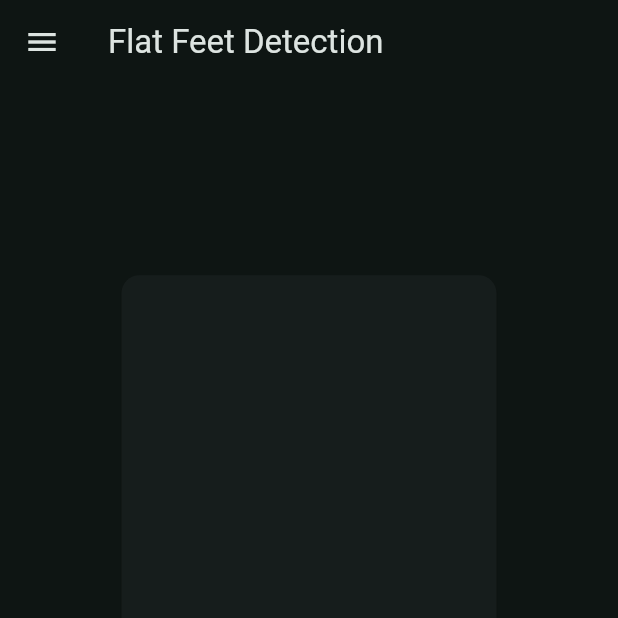
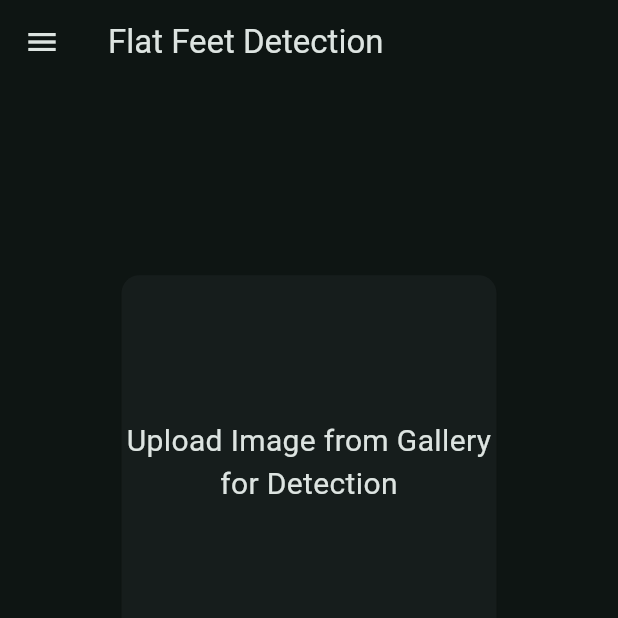
Before and after one commit to hkumar23/OrthoScan, a Flutter app: the screen it shows once a user with an empty profile is signed in, after a tap on "Flat Feet Detection", on a phone screen of 412 x 824 dp, the top half of it. Run offline on Flutter 3.47's test engine with Material 3 defaults, Android fonts, the phone set to English and light mode, and no system bars; our stand-ins replace carousel_slider, cloud_firestore, firebase_auth, firebase_core, firebase_storage, google_fonts and 1 more; missing offline and left inert: tflite_flutter; accounts and stored records are empty; network calls fail.

Commit message:
Update dependencies and add image picker functionality

```diff
--- a/lib/screens/problem_detection_screen.dart
+++ b/lib/screens/problem_detection_screen.dart
@@ -1,41 +1,93 @@
+import 'dart:io';
+
 import 'package:flutter/material.dart';
+import 'package:image_picker/image_picker.dart';
+import 'package:orthoscan2/utils/appmethods.dart';
 import 'package:orthoscan2/widgets/side_drawer.dart';
+import 'package:tflite_flutter/tflite_flutter.dart';
 
-class ProblemDetectionScreen extends StatelessWidget {
+class ProblemDetectionScreen extends StatefulWidget {
   static const routeName = "/problem-detection";
+
+  const ProblemDetectionScreen({super.key});
+
+  @override
+  State<ProblemDetectionScreen> createState() => _ProblemDetectionScreenState();
+}
+
+class _ProblemDetectionScreenState extends State<ProblemDetectionScreen> {
+  Interpreter? interpreter;
+  @override
+  void dispose() {
+    interpreter!.close();
+    super.dispose();
+  }
+  TensorImage getProcessedImage(TensorImage inputImage) {
+    final imageProcessor = ImageProcessorBuilder()
+        .add(ResizeOp(inputSize, inputSize, ResizeMethod.BILINEAR))
+        .add(NormalizeOp(0, 255))
+        .build();
+
+    inputImage = imageProcessor.process(inputImage);
+    return inputImage;
+  }
+
   @override
   Widget build(BuildContext context) {
     var args = ModalRoute.of(context)!.settings.arguments as String;
+    File pickedImage;
+    String modalOutput;
+
+    Future runModal(File input) async {
+      String output = "";
+      interpreter =
+          await Interpreter.fromAsset("assets/pose_landmark_full.tflite");
+
+      interpreter!.run(input, output);
+      modalOutput = output;
+      print(modalOutput);
+    }
+
     // print(args);
     return Scaffold(
-      drawer: SideDrawer(),
+      drawer: const SideDrawer(),
       appBar: AppBar(
         title: Text(args),
       ),
       body: Container(
         alignment: Alignment.center,
         padding: const EdgeInsets.all(15),
-        child: Column(
-          mainAxisAlignment: MainAxisAlignment.center,
-          children:[
-            Card(
+        child: Column(mainAxisAlignment: MainAxisAlignment.center, children: [
+          GestureDetector(
+            onTap: () async {
+              pickedImage = await AppMethods.pickImage(ImageSource.gallery);
+              if (pickedImage != "") runModal(pickedImage);
+            },
+            child: Card(
+              // borderOnForeground: true,
               child: Container(
+                alignment: Alignment.center,
                 height: 250,
                 width: 250,
+                child: const Text(
+                  "Upload Image from Gallery for Detection",
+                  textAlign: TextAlign.center,
+                  style: TextStyle(fontSize: 20),
+                ),
               ),
             ),
-            SizedBox(
-              height: 5,
-            ),
-            if(args != "Interactive Exercises")
-            Card(
-              child: Container(
+          ),
+          const SizedBox(
+            height: 5,
+          ),
+          if (args != "Interactive Exercises")
+            const Card(
+              child: SizedBox(
                 height: 250,
                 width: 250,
               ),
             )
-          ]
-        ),
+        ]),
       ),
     );
   }
--- /dev/null
+++ b/lib/utils/appmethods.dart
@@ -0,0 +1,17 @@
+import 'dart:io';
+
+import 'package:image_picker/image_picker.dart';
+
+class AppMethods {
+  static Future<File> pickImage(ImageSource imageSource) async {
+    // print("Picking image");
+    final ImagePicker picker = ImagePicker();
+    final XFile? image = await picker.pickImage(
+      source: imageSource,
+      // imageQuality: 100,
+      maxWidth: 1080,
+      maxHeight: 1080,
+    );
+    return File(image!.path);
+  }
+}
--- a/lib/widgets/side_drawer.dart
+++ b/lib/widgets/side_drawer.dart
@@ -13,15 +13,14 @@ class SideDrawer extends StatelessWidget {
 
   @override
   Widget build(BuildContext context) {
-    final currUser=FirebaseAuth.instance.currentUser;
+    final currUser = FirebaseAuth.instance.currentUser;
     return Drawer(
       backgroundColor: Theme.of(context).colorScheme.secondaryContainer,
       shape: const RoundedRectangleBorder(
           borderRadius: BorderRadius.only(
         topRight: Radius.circular(0),
         bottomRight: Radius.circular(0),
-                )
-              ),
+      )),
       child: Column(
         children: [
           Expanded(
@@ -30,41 +29,50 @@ class SideDrawer extends StatelessWidget {
               fit: StackFit.expand,
               children: [
                 Opacity(
+                  opacity: 0.3,
                   child: Image.network(
                     "https://i.pinimg.com/736x/c7/2d/b7/c72db792b13ec2b08cf1101d0307fb23.jpg",
                     fit: BoxFit.cover,
                   ),
-                                  opacity: 0.3,
                 ),
                 Container(
-                                  margin: const EdgeInsets.all(10),
+                  // margin: const EdgeInsets.all(10),
                   padding: const EdgeInsets.only(
-                                    top: 12,
-                                    left: 10,
+                    top: 15,
+                    left: 15,
                   ),
                   height: double.infinity,
                   width: double.infinity,
                   child: StreamBuilder(
-                                    stream: FirebaseFirestore.instance.collection("users").doc(currUser!.uid).snapshots(),
+                      stream: FirebaseFirestore.instance
+                          .collection("users")
+                          .doc(currUser!.uid)
+                          .snapshots(),
                       builder: (context, userSnapshot) {
-                                      final userData=userSnapshot.data;
-                                      if(userSnapshot.connectionState == ConnectionState.waiting ||
-                                      userData==null){
-                                        return const Center(child: CircularProgressIndicator(),);
+                        final userData = userSnapshot.data;
+                        if (userSnapshot.connectionState ==
+                                ConnectionState.waiting ||
+                            userData == null) {
+                          return const Center(
+                            child: CircularProgressIndicator(),
+                          );
                         }
                         return Column(
                           crossAxisAlignment: CrossAxisAlignment.start,
+                          mainAxisAlignment: MainAxisAlignment.spaceBetween,
                           children: [
                             Expanded(
                               flex: 5,
                               child: Container(
                                 decoration: BoxDecoration(
                                   borderRadius: BorderRadius.circular(50),
-                                                boxShadow: [BoxShadow(
+                                  boxShadow: [
+                                    BoxShadow(
                                       blurRadius: 10,
                                       color: Colors.black.withOpacity(0.3),
                                       offset: const Offset(0, 3),
-                                                )],
+                                    )
+                                  ],
                                 ),
                                 child: CircleAvatar(
                                   radius: 40,
@@ -81,7 +89,10 @@ class SideDrawer extends StatelessWidget {
                               flex: 2,
                               child: Text(
                                 userData["username"],
-                                              style: Theme.of(context).textTheme.headlineMedium!.copyWith(
+                                style: Theme.of(context)
+                                    .textTheme
+                                    .headlineMedium!
+                                    .copyWith(
                                       // color: Theme.of(context).colorScheme.onSecondaryContainer,
                                       fontWeight: FontWeight.bold,
                                       // shadows: [
@@ -92,14 +103,16 @@ class SideDrawer extends StatelessWidget {
                                       //   ),
                                       // ],
                                     ),
-
                               ),
                             ),
                             Expanded(
-                                            flex:2,
+                              flex: 2,
                               child: Text(
                                 userData["email"],
-                                              style: Theme.of(context).textTheme.bodyLarge!.copyWith(
+                                style: Theme.of(context)
+                                    .textTheme
+                                    .bodyLarge!
+                                    .copyWith(
                                       fontWeight: FontWeight.bold,
                                       // shadows: [
                                       //   Shadow(
@@ -113,8 +126,7 @@ class SideDrawer extends StatelessWidget {
                             ),
                           ],
                         );
-                                    }
-                                  ),
+                      }),
                 )
               ],
             ),
@@ -122,7 +134,7 @@ class SideDrawer extends StatelessWidget {
           Expanded(
             flex: 3,
             child: Container(
-                            margin: const EdgeInsets.only(top:25),
+              margin: const EdgeInsets.only(top: 25),
               height: double.infinity,
               width: double.infinity,
               child: Column(
@@ -131,15 +143,16 @@ class SideDrawer extends StatelessWidget {
                     context,
                     Icons.home,
                     "Home",
-                                  (){
-                                    Navigator.of(context).pushReplacementNamed(HomeScreen.routeName);
+                    () {
+                      Navigator.of(context)
+                          .pushReplacementNamed(HomeScreen.routeName);
                     },
                   ),
                   _listTileBuilder(
                     context,
                     Icons.account_circle,
                     "My Profile",
-                                  (){
+                    () {
                       Navigator.of(context).pushNamed(ProfileScreen.routeName);
                     },
                   ),
@@ -147,29 +160,31 @@ class SideDrawer extends StatelessWidget {
                     context,
                     Icons.history,
                     "History and Progress",
-                                  (){
-                                    Navigator.of(context).pushNamed(HistoryAndProgress.routeName);
+                    () {
+                      Navigator.of(context)
+                          .pushNamed(HistoryAndProgress.routeName);
                     },
                   ),
                   _listTileBuilder(
                     context,
                     Icons.feedback,
                     "Feedback",
-                                  (){
+                    () {
                       Navigator.of(context).pushNamed(FeedbackScreen.routeName);
                     },
                   ),
                   const SizedBox(
-                                    height:200,
+                    height: 200,
                   ),
                   Expanded(
                     child: _listTileBuilder(
                       context,
                       Icons.logout,
                       "Logout",
-                                    (){
+                      () {
                         // print("logout initiated");
-                                      Provider.of<Auth>(context,listen: false).logout(context);
+                        Provider.of<Auth>(context, listen: false)
+                            .logout(context);
                         // Navigator.of(context).popUntil(ModalRoute.withName('/'));
                         // Navigator.of(context).pushNamed('/');
                       },
@@ -201,12 +216,12 @@ class SideDrawer extends StatelessWidget {
     BuildContext context,
     IconData iconData,
     String titleText,
-    Function () _ontap,
+    Function() ontap,
   ) {
     return Material(
       color: Colors.transparent,
       child: InkWell(
-                    onTap: _ontap,
+        onTap: ontap,
         splashColor: Colors.white.withOpacity(0.2),
         child: ListTile(
           contentPadding: const EdgeInsets.symmetric(horizontal: 40),
```
Also changed, not shown: pubspec.yaml (+6 -5 lines), pubspec.lock, 1 other file. Lines whose indentation alone changed are shown as unchanged.
